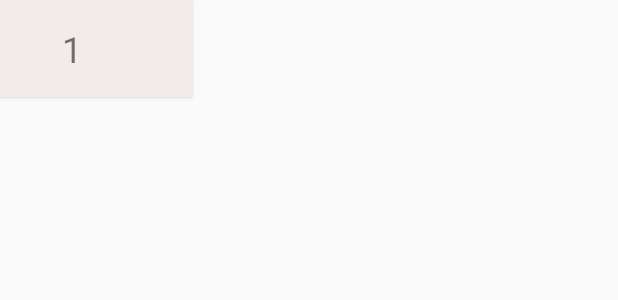
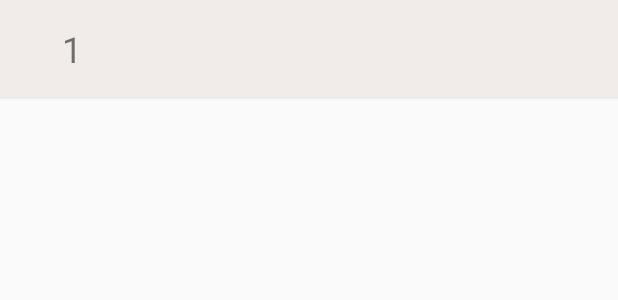
Before and after one commit to TonMarton/PerfectPerfume, an Android app: the layout checkout_item_layout.xml on its own in the app's theme, with its tools: preview values and no code run, on a phone screen of 412 x 824 dp. Shown: the top 300 px of the screen. Run offline under Robolectric (Android 15) with nearby library versions, the phone set to English and light mode, and no system bars.

Commit message:
CheckOutActivityCard size fix .1

```diff
--- a/PerfectPerfume/app/src/main/res/layout/checkout_item_layout.xml
+++ b/PerfectPerfume/app/src/main/res/layout/checkout_item_layout.xml
@@ -1,7 +1,7 @@
 <?xml version="1.0" encoding="utf-8"?>
 <com.example.android.perfectperfume.ui.checkoutActivity.CheckOutCardLayout
     xmlns:android="http://schemas.android.com/apk/res/android"
-    android:layout_width="wrap_content"
+    android:layout_width="match_parent"
     android:layout_height="wrap_content"
     android:layout_marginBottom="16dp"
     android:background="@drawable/checkout_item_bg"
```
Also changed, not shown: PerfectPerfume/app/src/main/java/com/example/android/perfectperfume/ui/checkoutActivity/CheckOutFragment.java (+9 -1 lines).
